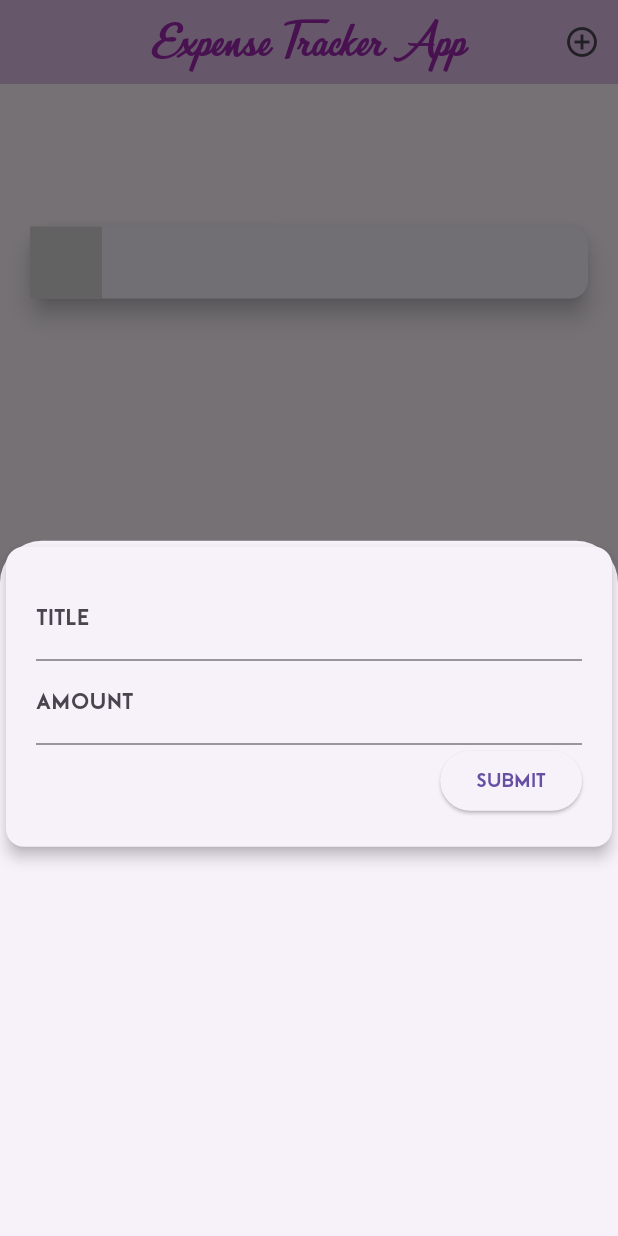
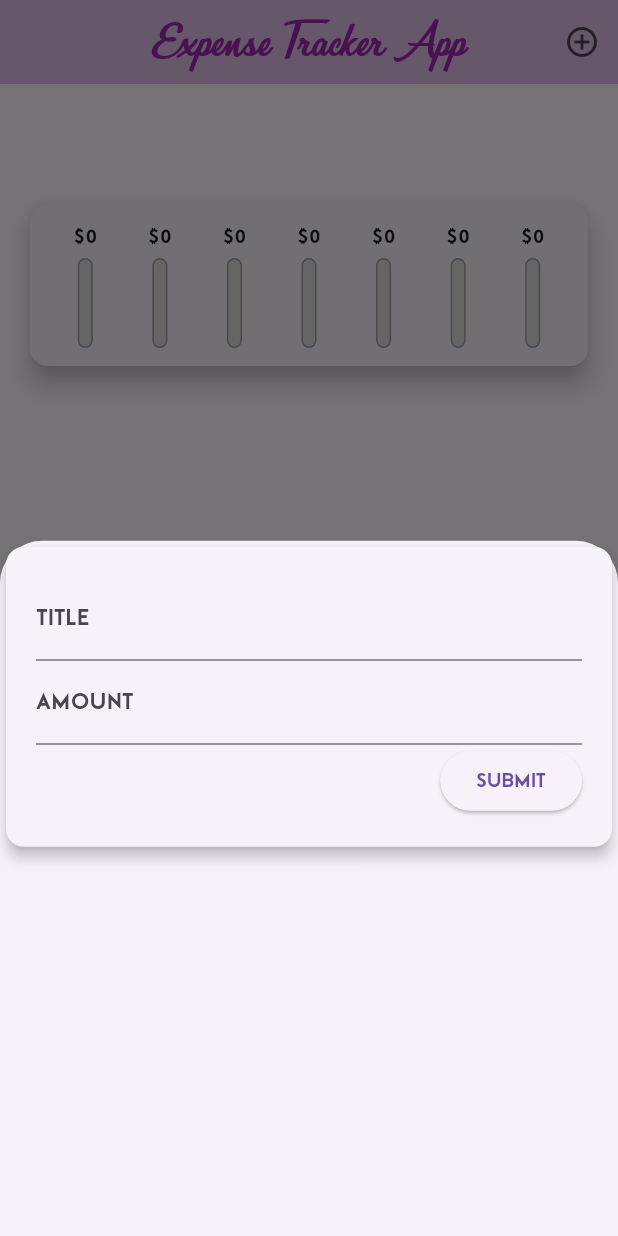
Before and after one commit to AnshumaanGupta/xpens, a Flutter app: the screen it shows after launch, after a tap on the "add circle outline" icon, on a phone screen of 412 x 824 dp. Run offline on Flutter 3.47's test engine with Material 3 defaults, Android fonts, the phone set to English and light mode, and no system bars.

Commit message:
Chart Functionality

```diff
--- a/lib/widgets/chart.dart
+++ b/lib/widgets/chart.dart
@@ -4,6 +4,7 @@ import 'package:xpens/widgets/transaction_list.dart';
 import '../models/transaction.dart';
 import 'package:intl/intl.dart';
 import 'package:flutter/material.dart';
+import './chart_bar.dart';
 
 class Chart extends StatelessWidget {
   //const Chart({super.key});
@@ -23,7 +24,13 @@ class Chart extends StatelessWidget {
       }
       print(DateFormat.E().format(iday));
       print(famount);
-      return {'day': DateFormat.E().format(iday).substring(0,1), 'amount': famount};
+      return {'day': DateFormat.E(), 'amount': famount};
+    });
+  }
+
+  double get totalSpending {
+    return groupedTransactionValues.fold(0.0, (sum, item) {
+      return sum + (item['amount'] as double);
     });
   }
 
@@ -32,8 +39,17 @@ class Chart extends StatelessWidget {
     return Card(
       elevation: 6,
       margin: EdgeInsets.all(20),
-      child: Row(
-        children: [groupedTransactionValues.map((){}).toList();],
+      child: Padding(
+        padding: const EdgeInsets.all(12.0),
+        child: Row(
+          mainAxisAlignment: MainAxisAlignment.spaceAround,
+          children: groupedTransactionValues.map((data) {
+            return ChartBar(
+                data['day'].toString().substring(0, 1),
+                data['amount'] as double,
+                (data['amount'] as double) / totalSpending);
+          }).toList(),
+        ),
       ),
     );
   }
--- /dev/null
+++ b/lib/widgets/chart_bar.dart
@@ -0,0 +1,40 @@
+import 'package:flutter/material.dart';
+
+class ChartBar extends StatelessWidget {
+  final String label;
+  final double spendingAmount;
+  final double spendingPctOfTotal;
+
+  ChartBar(this.label, this.spendingAmount, this.spendingPctOfTotal);
+
+  @override
+  Widget build(BuildContext context) {
+    return Column(
+      children: <Widget>[
+        Text('\$${spendingAmount.toStringAsFixed(0)}'),
+        SizedBox(
+          height: 4,
+        ),
+        Container(
+          height: 60,
+          width: 10,
+          child: Stack(
+            children: <Widget>[
+              Container(
+                  decoration: BoxDecoration(
+                      border: Border.all(color: Colors.grey, width: 1.0),
+                      color: Color.fromRGBO(220, 220, 220, 1),
+                      borderRadius: BorderRadius.circular(10))),
+              FractionallySizedBox(
+                  heightFactor:
+                      (spendingPctOfTotal > 0) ? spendingPctOfTotal : 0,
+                  child: Container(
+                    color: Colors.blueAccent,
+                  ))
+            ],
+          ),
+        )
+      ],
+    );
+  }
+}
```
